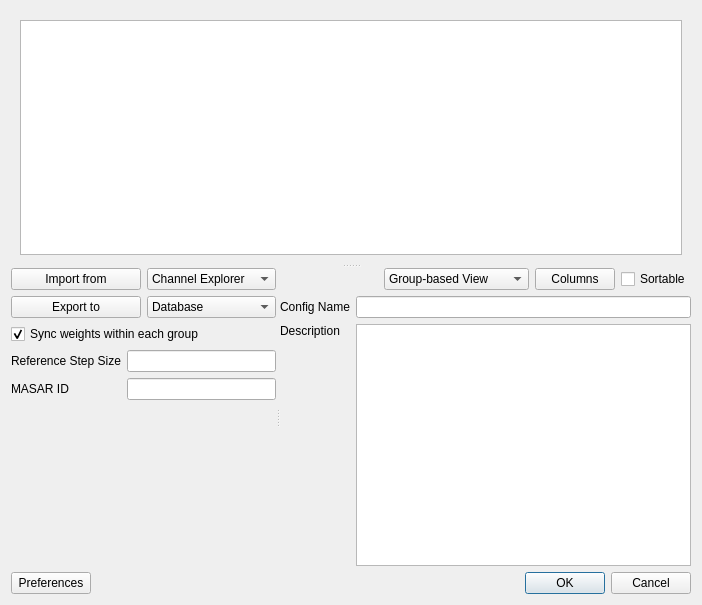
Qt form aphla/gui/TinkerUtils/ui_tinkerConfigSetupDialog.ui (NSLS-II/aphla) before a commit.
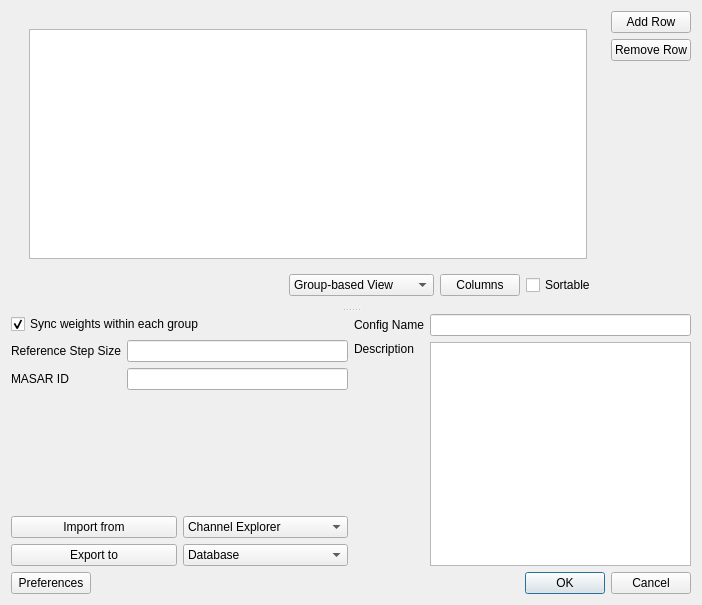
The same form after that commit.

Commit message: layout change in config setup dialog & minor refactoring

The edit to the form file:
```diff
--- a/aphla/gui/TinkerUtils/ui_tinkerConfigSetupDialog.ui
+++ b/aphla/gui/TinkerUtils/ui_tinkerConfigSetupDialog.ui
@@ -13,12 +13,23 @@
   <property name="windowTitle">
    <string>Setup Dialog for Tinker Configuration</string>
   </property>
+  <layout class="QVBoxLayout" name="verticalLayout_6">
+   <item>
+    <widget class="QSplitter" name="splitter">
+     <property name="orientation">
+      <enum>Qt::Vertical</enum>
+     </property>
+     <property name="handleWidth">
+      <number>9</number>
+     </property>
+     <widget class="QWidget" name="layoutWidget">
+      <layout class="QGridLayout" name="gridLayout_6">
+       <item row="0" column="0" rowspan="2">
+        <widget class="QWidget" name="widget" native="true">
   <layout class="QGridLayout" name="gridLayout_5">
    <item row="0" column="0">
-    <widget class="QSplitter" name="splitter_2">
-     <property name="orientation">
-      <enum>Qt::Vertical</enum>
-     </property>
+           <layout class="QVBoxLayout" name="verticalLayout_2">
+            <item>
      <widget class="QStackedWidget" name="stackedWidget">
       <property name="currentIndex">
        <number>1</number>
@@ -38,109 +49,96 @@
        </layout>
       </widget>
      </widget>
-     <widget class="QSplitter" name="splitter">
+            </item>
+            <item>
+             <layout class="QHBoxLayout" name="horizontalLayout">
+              <item>
+               <spacer name="horizontalSpacer_2">
       <property name="orientation">
        <enum>Qt::Horizontal</enum>
       </property>
-      <widget class="QWidget" name="layoutWidget">
+                <property name="sizeHint" stdset="0">
+                 <size>
+                  <width>40</width>
+                  <height>20</height>
+                 </size>
+                </property>
+               </spacer>
+              </item>
+              <item>
+               <widget class="QComboBox" name="comboBox_view">
+                <item>
+                 <property name="text">
+                  <string>Group-based View</string>
+                 </property>
+                </item>
+                <item>
+                 <property name="text">
+                  <string>Channel-based View</string>
+                 </property>
+                </item>
+               </widget>
+              </item>
+              <item>
+               <widget class="QPushButton" name="pushButton_columns">
+                <property name="text">
+                 <string>Columns</string>
+                </property>
+               </widget>
+              </item>
+              <item>
+               <widget class="QCheckBox" name="checkBox_sortable">
+                <property name="text">
+                 <string>Sortable</string>
+                </property>
+                <property name="checked">
+                 <bool>false</bool>
+                </property>
+               </widget>
+              </item>
+             </layout>
+            </item>
+           </layout>
+          </item>
+         </layout>
+        </widget>
+       </item>
+       <item row="0" column="1">
        <layout class="QVBoxLayout" name="verticalLayout_5">
         <item>
-         <layout class="QHBoxLayout" name="horizontalLayout_4">
-          <item>
-           <layout class="QVBoxLayout" name="verticalLayout_4">
-            <item>
-             <widget class="QPushButton" name="pushButton_import">
+          <widget class="QPushButton" name="pushButton_addRow">
               <property name="text">
-               <string>Import from</string>
+            <string>Add Row</string>
               </property>
              </widget>
             </item>
             <item>
-             <widget class="QPushButton" name="pushButton_export">
+          <widget class="QPushButton" name="pushButton_removeRow">
               <property name="text">
-               <string>Export to</string>
+            <string>Remove Row</string>
               </property>
              </widget>
             </item>
            </layout>
           </item>
-          <item>
-           <layout class="QVBoxLayout" name="verticalLayout_3">
-            <item>
-             <widget class="QComboBox" name="comboBox_import">
-              <property name="minimumSize">
-               <size>
-                <width>115</width>
-                <height>0</height>
-               </size>
-              </property>
-              <item>
-               <property name="text">
-                <string>Channel Explorer</string>
-               </property>
-              </item>
-              <item>
-               <property name="text">
-                <string>Database</string>
-               </property>
-              </item>
-              <item>
-               <property name="text">
-                <string>Loaded Snapshot</string>
-               </property>
-              </item>
-              <item>
-               <property name="text">
-                <string>HDF5 File</string>
-               </property>
-              </item>
-              <item>
-               <property name="text">
-                <string>JSON File</string>
-               </property>
-              </item>
-              <item>
-               <property name="text">
-                <string>Text File</string>
-               </property>
-              </item>
-             </widget>
-            </item>
-            <item>
-             <widget class="QComboBox" name="comboBox_export">
-              <property name="minimumSize">
+       <item row="1" column="1">
+        <spacer name="verticalSpacer_2">
+         <property name="orientation">
+          <enum>Qt::Vertical</enum>
+         </property>
+         <property name="sizeHint" stdset="0">
                <size>
-                <width>115</width>
-                <height>0</height>
-               </size>
-              </property>
-              <item>
-               <property name="text">
-                <string>Database</string>
-               </property>
-              </item>
-              <item>
-               <property name="text">
-                <string>HDF5 File</string>
-               </property>
-              </item>
-              <item>
-               <property name="text">
-                <string>JSON File</string>
-               </property>
-              </item>
-              <item>
-               <property name="text">
-                <string>Text File</string>
-               </property>
-              </item>
-             </widget>
-            </item>
-           </layout>
-          </item>
-         </layout>
-        </item>
-        <item>
+           <width>20</width>
+           <height>18</height>
+          </size>
+         </property>
+        </spacer>
+       </item>
+      </layout>
+     </widget>
+     <widget class="QWidget" name="layoutWidget">
+      <layout class="QGridLayout" name="gridLayout_7">
+       <item row="0" column="0">
          <layout class="QGridLayout" name="gridLayout_4">
           <item row="0" column="0" colspan="2">
            <widget class="QCheckBox" name="checkBox_synced_group_weight">
@@ -174,72 +172,7 @@
           </item>
          </layout>
         </item>
-        <item>
-         <spacer name="verticalSpacer_2">
-          <property name="orientation">
-           <enum>Qt::Vertical</enum>
-          </property>
-          <property name="sizeHint" stdset="0">
-           <size>
-            <width>20</width>
-            <height>18</height>
-           </size>
-          </property>
-         </spacer>
-        </item>
-       </layout>
-      </widget>
-      <widget class="QWidget" name="layoutWidget">
-       <layout class="QVBoxLayout" name="verticalLayout_2">
-        <item>
-         <layout class="QHBoxLayout" name="horizontalLayout">
-          <item>
-           <spacer name="horizontalSpacer_2">
-            <property name="orientation">
-             <enum>Qt::Horizontal</enum>
-            </property>
-            <property name="sizeHint" stdset="0">
-             <size>
-              <width>40</width>
-              <height>20</height>
-             </size>
-            </property>
-           </spacer>
-          </item>
-          <item>
-           <widget class="QComboBox" name="comboBox_view">
-            <item>
-             <property name="text">
-              <string>Group-based View</string>
-             </property>
-            </item>
-            <item>
-             <property name="text">
-              <string>Channel-based View</string>
-             </property>
-            </item>
-           </widget>
-          </item>
-          <item>
-           <widget class="QPushButton" name="pushButton_columns">
-            <property name="text">
-             <string>Columns</string>
-            </property>
-           </widget>
-          </item>
-          <item>
-           <widget class="QCheckBox" name="checkBox_sortable">
-            <property name="text">
-             <string>Sortable</string>
-            </property>
-            <property name="checked">
-             <bool>false</bool>
-            </property>
-           </widget>
-          </item>
-         </layout>
-        </item>
-        <item>
+       <item row="0" column="1" rowspan="3">
          <layout class="QGridLayout" name="gridLayout_3">
           <item row="0" column="0">
            <widget class="QLabel" name="label">
@@ -280,12 +213,120 @@
           </item>
          </layout>
         </item>
-       </layout>
-      </widget>
-     </widget>
-    </widget>
-   </item>
    <item row="1" column="0">
+        <spacer name="verticalSpacer_3">
+         <property name="orientation">
+          <enum>Qt::Vertical</enum>
+         </property>
+         <property name="sizeHint" stdset="0">
+          <size>
+           <width>20</width>
+           <height>40</height>
+          </size>
+         </property>
+        </spacer>
+       </item>
+       <item row="2" column="0">
+        <layout class="QHBoxLayout" name="horizontalLayout_4">
+         <item>
+          <layout class="QVBoxLayout" name="verticalLayout_4">
+           <item>
+            <widget class="QPushButton" name="pushButton_import">
+             <property name="text">
+              <string>Import from</string>
+             </property>
+            </widget>
+           </item>
+           <item>
+            <widget class="QPushButton" name="pushButton_export">
+             <property name="text">
+              <string>Export to</string>
+             </property>
+            </widget>
+           </item>
+          </layout>
+         </item>
+         <item>
+          <layout class="QVBoxLayout" name="verticalLayout_3">
+           <item>
+            <widget class="QComboBox" name="comboBox_import">
+             <property name="minimumSize">
+              <size>
+               <width>115</width>
+               <height>0</height>
+              </size>
+             </property>
+             <item>
+              <property name="text">
+               <string>Channel Explorer</string>
+              </property>
+             </item>
+             <item>
+              <property name="text">
+               <string>Database</string>
+              </property>
+             </item>
+             <item>
+              <property name="text">
+               <string>Loaded Snapshot</string>
+              </property>
+             </item>
+             <item>
+              <property name="text">
+               <string>HDF5 File</string>
+              </property>
+             </item>
+             <item>
+              <property name="text">
+               <string>JSON File</string>
+              </property>
+             </item>
+             <item>
+              <property name="text">
+               <string>Text File</string>
+              </property>
+             </item>
+            </widget>
+           </item>
+           <item>
+            <widget class="QComboBox" name="comboBox_export">
+             <property name="minimumSize">
+              <size>
+               <width>115</width>
+               <height>0</height>
+              </size>
+             </property>
+             <item>
+              <property name="text">
+               <string>Database</string>
+              </property>
+             </item>
+             <item>
+              <property name="text">
+               <string>HDF5 File</string>
+              </property>
+             </item>
+             <item>
+              <property name="text">
+               <string>JSON File</string>
+              </property>
+             </item>
+             <item>
+              <property name="text">
+               <string>Text File</string>
+              </property>
+             </item>
+            </widget>
+           </item>
+          </layout>
+         </item>
+        </layout>
+       </item>
+      </layout>
+     </widget>
+    </widget>
+   </item>
+   <item>
     <layout class="QHBoxLayout" name="horizontalLayout_2">
      <item>
       <widget class="QPushButton" name="pushButton_preferences">
```
Lines whose indentation alone changed are shown as unchanged. The commit also changes 6 other files.
